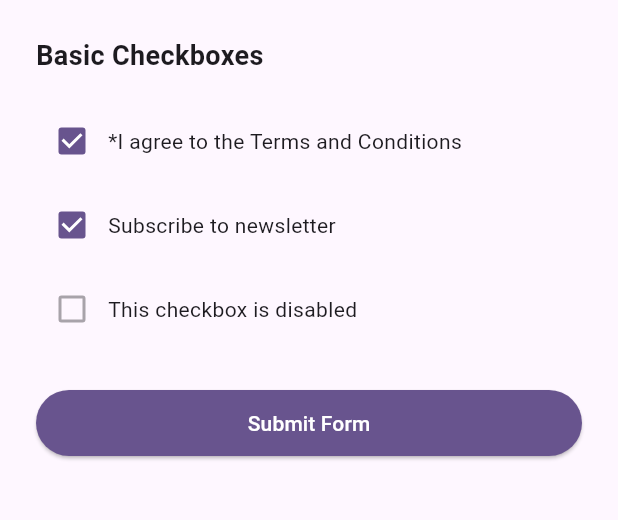
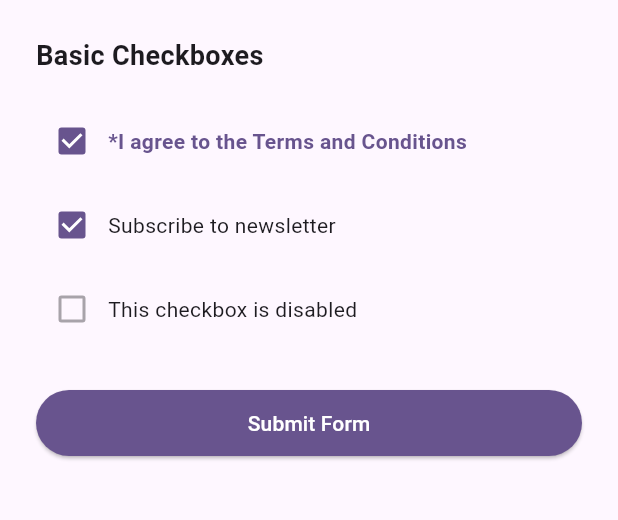
Before and after one commit to FlutterWiz/formwiz, a Flutter app: the screen it shows after launch, after a tap on "*I agree to the Terms and Conditions", on a phone screen of 412 x 824 dp, the part 84-604 px from its top. Run offline on Flutter 3.47's test engine with Material 3 defaults, Android fonts, the phone set to English and light mode, and no system bars; our stand-ins replace equatable, flutter_bloc.

Commit message:
Update checkbox_example_view.dart

```diff
--- a/example/lib/presentation/views/checkbox_example/checkbox_example_view.dart
+++ b/example/lib/presentation/views/checkbox_example/checkbox_example_view.dart
@@ -35,7 +35,7 @@ class CheckboxExampleView extends StatelessWidget {
               SnackBar(content: Text('Form submitted: $values')),
             );
           },
-          child: Column(
+          child: const Column(
             children: [
               _ExampleCheckbox(
                 name: 'terms',
@@ -50,10 +50,9 @@ class CheckboxExampleView extends StatelessWidget {
               _ExampleCheckbox(
                 name: 'disabled',
                 labelText: 'This checkbox is disabled',
-                initialValue: false,
                 enabled: false,
               ),
-              const SizedBox(height: 24),
+              SizedBox(height: 24),
               _SubmitButton(formName: 'basic_form'),
             ],
           ),
@@ -100,6 +99,8 @@ class _ExampleFormState extends State<_ExampleForm> with ChangeNotifier {
   @override
   void dispose() {
     _forms.remove(widget.name);
+    // Make sure to call super.dispose() after cleaning up
+    notifyListeners();
     super.dispose();
   }
 
@@ -169,13 +170,9 @@ class _ExampleFormState extends State<_ExampleForm> with ChangeNotifier {
 class _ExampleCheckbox extends StatefulWidget {
   final String name;
   final String? labelText;
-  final bool? initialValue;
+  final bool initialValue;
   final bool required;
   final bool enabled;
-  final Color? activeColor;
-  final Color? checkColor;
-  final TextStyle? labelStyle;
-  final TextStyle? errorStyle;
 
   const _ExampleCheckbox({
     required this.name,
@@ -183,10 +180,6 @@ class _ExampleCheckbox extends StatefulWidget {
     this.initialValue = false,
     this.required = false,
     this.enabled = true,
-    this.activeColor,
-    this.checkColor,
-    this.labelStyle,
-    this.errorStyle,
   });
 
   @override
@@ -200,7 +193,7 @@ class _ExampleCheckboxState extends State<_ExampleCheckbox> {
   @override
   void initState() {
     super.initState();
-    _value = widget.initialValue ?? false;
+    _value = widget.initialValue;
 
     // Initialize form value after first frame when context is available
     WidgetsBinding.instance.addPostFrameCallback((_) {
@@ -251,8 +244,6 @@ class _ExampleCheckboxState extends State<_ExampleCheckbox> {
               Checkbox(
                 value: _value,
                 onChanged: widget.enabled ? _handleValueChange : null,
-                activeColor: widget.activeColor,
-                checkColor: widget.checkColor,
               ),
               if (widget.labelText != null)
                 Expanded(
@@ -262,7 +253,9 @@ class _ExampleCheckboxState extends State<_ExampleCheckbox> {
                         : null,
                     child: Text(
                       widget.labelText!,
-                      style: widget.labelStyle,
+                      style: widget.labelText!.startsWith('*') ?
+                          TextStyle(fontWeight: FontWeight.bold, color: theme.colorScheme.primary) :
+                          null,
                     ),
                   ),
                 ),
@@ -273,8 +266,7 @@ class _ExampleCheckboxState extends State<_ExampleCheckbox> {
               padding: const EdgeInsets.only(left: 40.0, top: 4.0),
               child: Text(
                 errorText,
-                style: widget.errorStyle ??
-                  TextStyle(color: theme.colorScheme.error, fontSize: 12.0),
+                style: TextStyle(color: theme.colorScheme.error, fontSize: 12.0),
               ),
             ),
         ],
@@ -297,7 +289,7 @@ class _SubmitButton extends StatefulWidget {
 
 class _SubmitButtonState extends State<_SubmitButton> {
   bool _isValid = false;
-  late final _ExampleFormState? _formState;
+  _ExampleFormState? _formState;
 
   @override
   void initState() {
@@ -317,7 +309,7 @@ class _SubmitButtonState extends State<_SubmitButton> {
       _checkFormValidity();
 
       // Tell the form to notify us when it changes
-      _formState!.addListener(_onFormChanged);
+      _formState?.addListener(_onFormChanged);
     }
   }
 
@@ -338,9 +330,8 @@ class _SubmitButtonState extends State<_SubmitButton> {
   @override
   void dispose() {
     // Remove listener when widget is disposed
-    if (_formState != null) {
-      _formState!.removeListener(_onFormChanged);
-    }
+    _formState?.removeListener(_onFormChanged);
+    _formState = null;
     super.dispose();
   }
 
```
